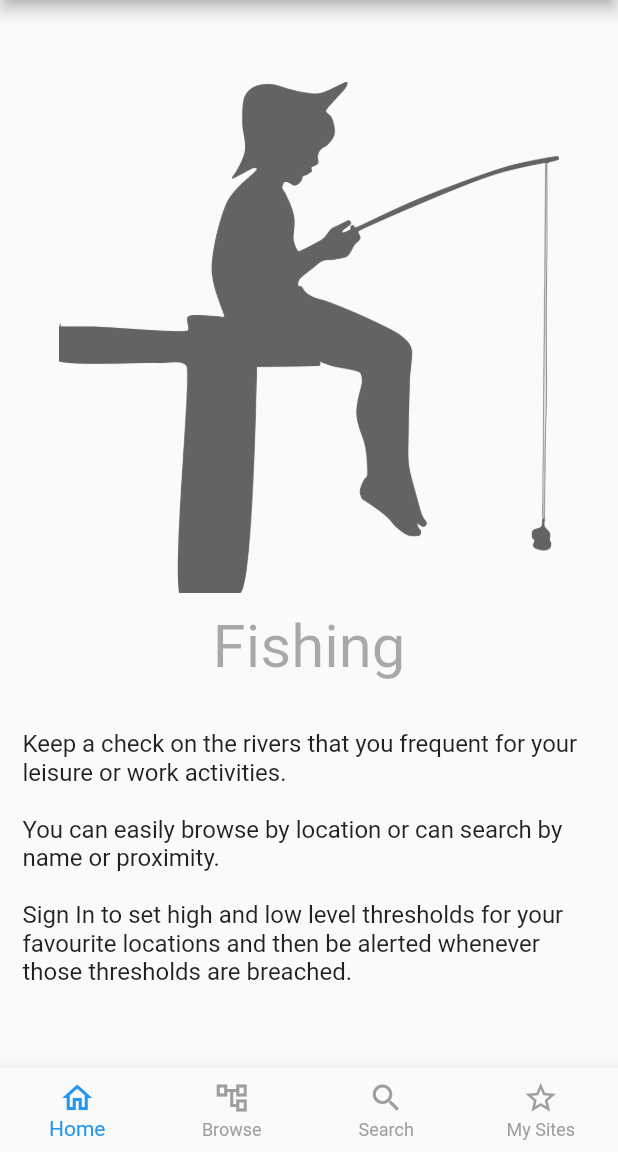
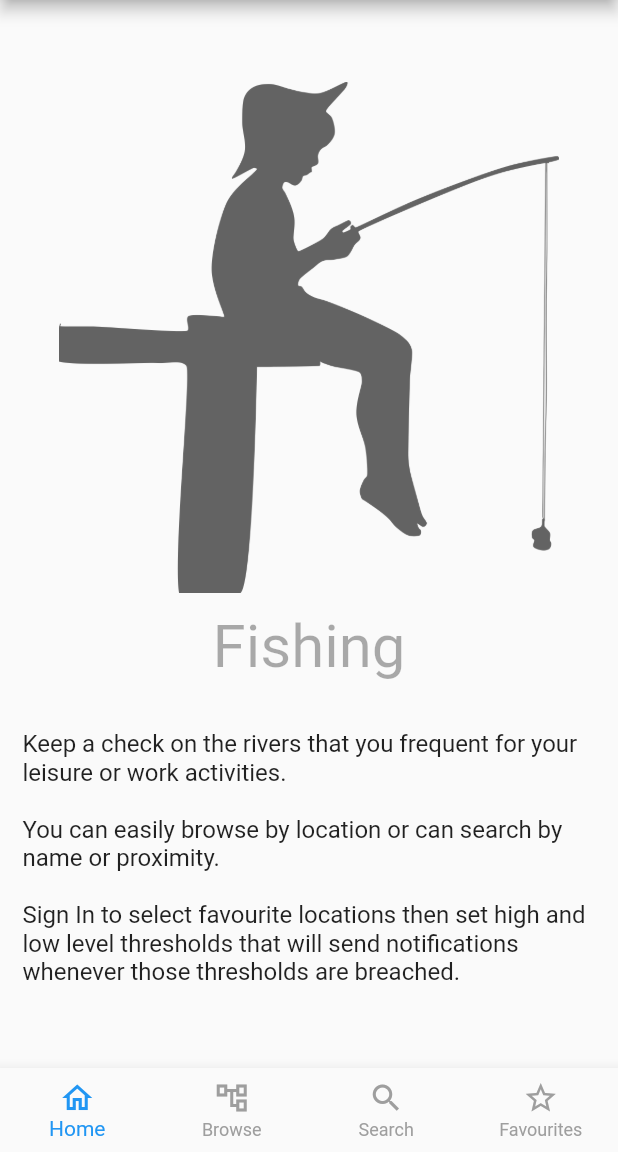
Before and after one commit to stownend/river_watch, a Flutter app: the screen it shows after launch, on a phone screen of 412 x 824 dp, the part 84-1236 px from its top. Run offline on Flutter 3.47's test engine with Material 2 defaults, Android fonts, the phone set to English and light mode, and no system bars; drawn by our look-alikes of carousel_slider; our stand-ins replace logger.

Commit message:
Improved homepage

```diff
--- a/lib/app/home/home_page.dart
+++ b/lib/app/home/home_page.dart
@@ -70,7 +70,7 @@ class HomePage extends StatelessWidget {
               ),
               const SizedBox(height: 32),
                 Text(
-                  'Keep a check on the rivers that you frequent for your leisure or work activities. \n\nYou can easily browse by location or can search by name or proximity. \n\nSign In to set high and low level thresholds for your favourite locations and then be alerted whenever those thresholds are breached.',
+                  'Keep a check on the rivers that you frequent for your leisure or work activities. \n\nYou can easily browse by location or can search by name or proximity. \n\nSign In to select favourite locations then set high and low level thresholds that will send notifications whenever those thresholds are breached.',
                   style: Theme.of(context).textTheme.titleMedium,
                 ),
             ],
--- a/lib/app/pages/my_sites_page.dart
+++ b/lib/app/pages/favourites_page.dart
@@ -2,20 +2,20 @@ import 'package:flutter/material.dart';
 
 import '../home/my_scaffold.dart';
 
-class MySitesPage extends StatelessWidget {
-  const MySitesPage({super.key});
+class FavouritesPage extends StatelessWidget {
+  const FavouritesPage({super.key});
 
   @override
   Widget build(BuildContext context) {
 
     return MyScaffold(
-      navName: "My Sites",
+      navName: "Favourites",
       body: Center(
         child: Column(
           mainAxisAlignment: MainAxisAlignment.center,
           children: <Widget>[
             Text(
-              "My Sites...",
+              "Favourites...",
               style: Theme.of(context).textTheme.headlineMedium,
             ),
           ],
--- a/lib/main.dart
+++ b/lib/main.dart
@@ -13,7 +13,7 @@ import 'services/color_service.dart';
 import 'services/logging_service.dart';
 import 'app/pages/browse_page.dart';
 import 'app/pages/search_page.dart';
-import 'app/pages/my_sites_page.dart';
+import 'app/pages/favourites_page.dart';
 
 void main() {
   Logger.level = kDebugMode ? Level.verbose :  Level.info;
@@ -63,7 +63,7 @@ class MyApp extends StatelessWidget {
 
             "/browse": (_) => const BrowsePage(),
             "/search": (_) => const SearchPage(),
-            "/mySites": (_) => const MySitesPage(),
+            "/favourites": (_) => const FavouritesPage(),
           }
         );
       }),
--- a/lib/services/app_settings_service.dart
+++ b/lib/services/app_settings_service.dart
@@ -16,7 +16,7 @@ class AppSettingsService {
     NavigationRoute("Home", "/home", const Icon(Icons.home_outlined)),
     NavigationRoute("Browse", "/browse", const Icon(Icons.account_tree_outlined)),
     NavigationRoute("Search", "/search", const Icon(Icons.search_outlined)),
-    NavigationRoute("My Sites", "/mySites", const Icon(Icons.star_outline)),
+    NavigationRoute("Favourites", "/favourites", const Icon(Icons.star_outline)),
   ];
 
   int getRouteIndexByUiName(String nameToFind) {
```
